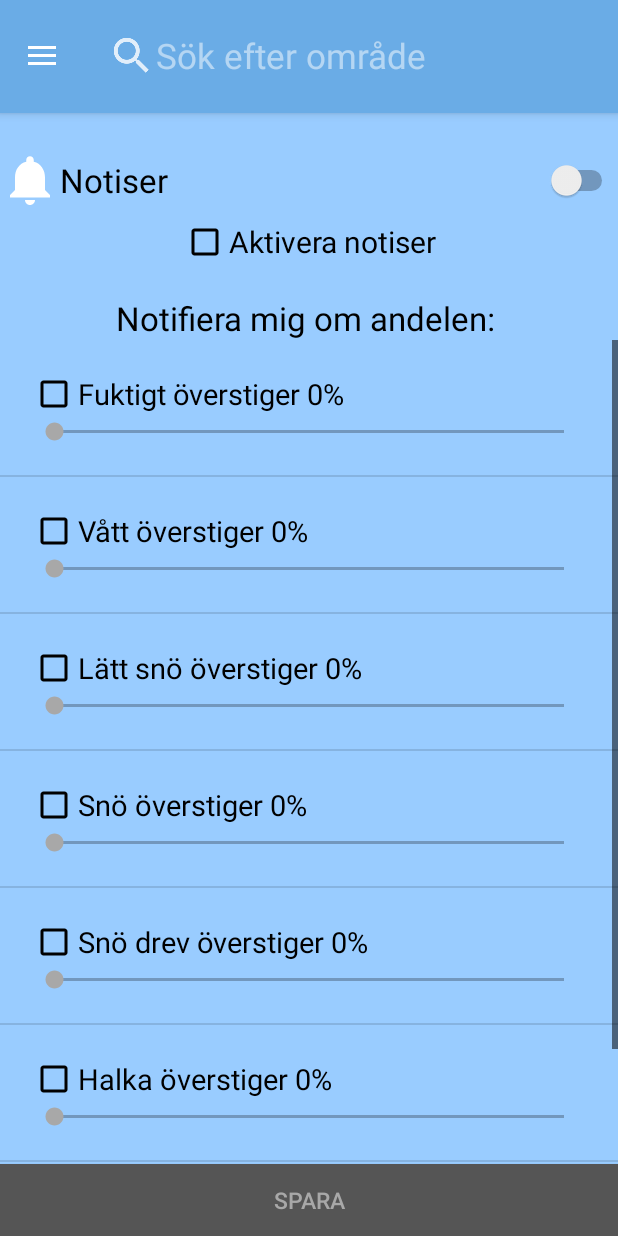
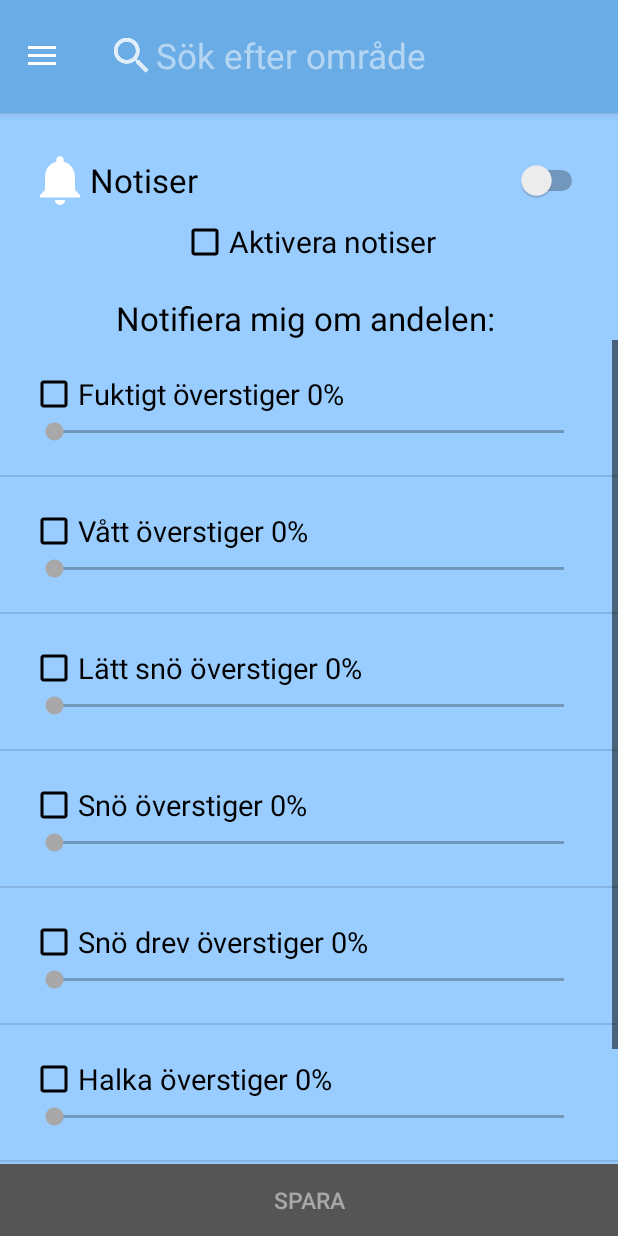
Before and after one commit to Digitalis-web/RSIAPP, an Android app: the screen it shows after launch (NavActivity), after a tap on "INSTÄLLNINGAR", on a phone screen of 412 x 824 dp. Run offline under Robolectric (Android 15) with nearby library versions, the phone set to English and light mode, and no system bars; 5 statements that could not run were skipped; 1 other tap on this screen came first.

Commit message:
fixar färger

```diff
--- a/app/src/main/res/layout/fragment_forecast.xml
+++ b/app/src/main/res/layout/fragment_forecast.xml
@@ -9,7 +9,6 @@
         android:layout_height="match_parent"
         android:orientation="vertical"
         tools:context="com.example.mo.rsiapp.ForecastFragment">
-
 
         <TextView
             android:id="@+id/forecast_header"
@@ -39,7 +38,7 @@
                     style="@style/ChartListHeader"
                     android:layout_width="match_parent"
                     android:layout_height="wrap_content"
-                    android:text="Nu"
+                    android:text="Om 0h"
                     android:textColor="@color/colorWhite" />
             </LinearLayout>
 
--- a/app/src/main/res/layout/fragment_settings.xml
+++ b/app/src/main/res/layout/fragment_settings.xml
@@ -3,12 +3,14 @@
     android:layout_width="match_parent"
     android:layout_height="match_parent"
     android:orientation="vertical"
-    tools:context="com.example.mo.rsiapp.ForecastFragment"
-    android:paddingTop="@dimen/container_spacing" >
+    android:paddingTop="@dimen/container_spacing"
+    tools:context="com.example.mo.rsiapp.ForecastFragment">
 
     <Switch
         android:layout_width="match_parent"
         android:layout_height="50dp"
+        android:layout_marginLeft="@dimen/container_spacing"
+        android:layout_marginRight="@dimen/container_spacing"
         android:checked="false"
         android:drawableLeft="@drawable/ic_notifications"
         android:splitTrack="false"
@@ -23,23 +25,22 @@
         android:layout_gravity="center_horizontal"
         android:text="Aktivera notiser"
         android:textSize="20dp" />
+
     <TextView
         android:layout_width="match_parent"
         android:layout_height="wrap_content"
+        android:layout_marginTop="@dimen/container_spacing"
         android:text="Notifiera mig om andelen: "
-        android:layout_marginTop="@dimen/container_spacing"
+        android:textAlignment="center"
         android:textColor="@color/colorBlack"
-        android:textSize="22sp"
-        android:textAlignment="center"
-        />
+        android:textSize="22sp" />
+
     <ListView
         android:id="@+id/categories_settings_view"
         android:layout_width="match_parent"
         android:layout_height="0dp"
         android:layout_weight="1"
-        android:orientation="vertical"
-        >
-    </ListView>
+        android:orientation="vertical"></ListView>
 
     <android.support.v7.widget.AppCompatButton
         android:id="@+id/save_settings_button"
--- a/app/src/main/res/values/colors.xml
+++ b/app/src/main/res/values/colors.xml
@@ -17,23 +17,17 @@
     <color name="colorGraph3">#7F7F7F</color>
 
     <!-- road -->
-    <color name="colorDry">#d7deb2</color>
-    <color name="colorMoist">#addd8e</color>
-    <color name="colorWet">#5aba73</color>
-    <color name="colorLightSnow">#41b6c4</color>
-    <color name="colorSnow">#41b6c4</color>
+    <color name="colorDry">#D7DEB2</color>
+    <color name="colorMoist">#ADDD8E</color>
+    <color name="colorWet">#5ABA73</color>
+    <color name="colorLightSnow">#41B6C4</color>
+    <color name="colorSnow">#2265A8</color>
     <color name="colorDriftingSnow">#254794</color>
-    <color name="colorSlipperiness">#2265a8</color>
+    <color name="colorSlipperiness">#FDAB3C</color>
     <color name="colorHazardous">#FC4E2A</color>
 
     <!-- Temp -->
     <color name="colorTempMax">#3d2d0f</color>
     <color name="colorTempAverage">#090909</color>
     <color name="colorTempMin">#3d2d0f</color>
-
-    <!-- Salt -->
-    <color name="colorSalt3g">#d0e0ed</color>
-    <color name="colorSalt4g">#bfd3e6</color>
-    <color name="colorSalt5g">#afc8e0</color>
-    <color name="colorSalt7g">#95a9d0</color>
 </resources>
```
